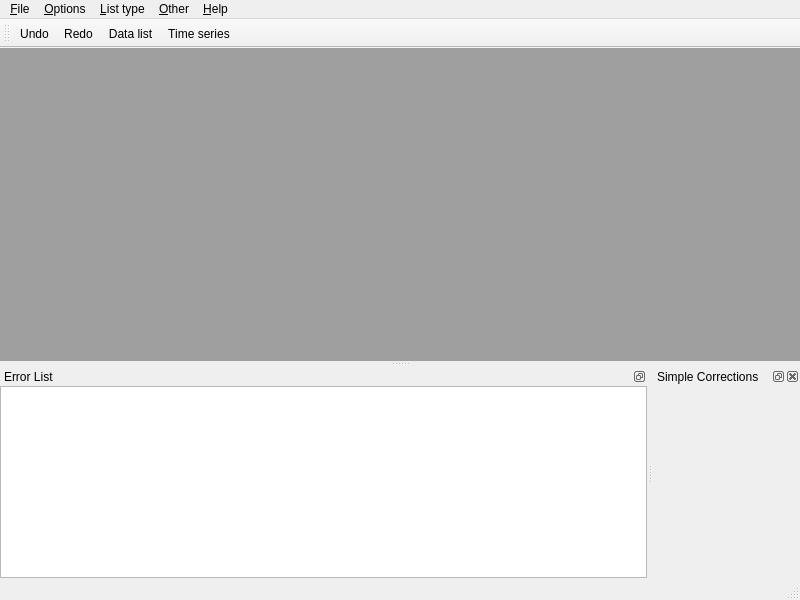
Old version of the form src/mainwindow.ui in the repository metno/kvhqc.
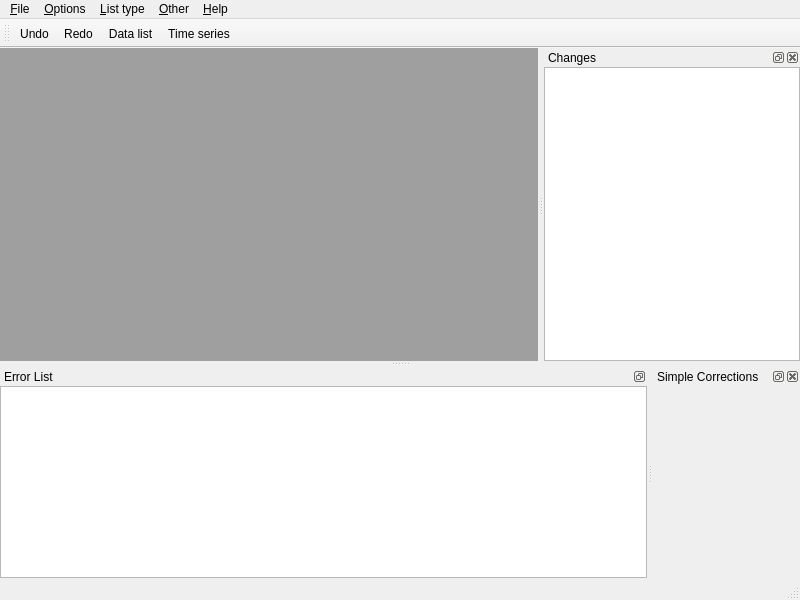
New version of the form. Custom widgets are drawn as their Qt base class.

Commit message: show change history in a tree

```diff
--- a/src/mainwindow.ui
+++ b/src/mainwindow.ui
@@ -154,6 +154,24 @@
    </attribute>
    <widget class="SimpleCorrections" name="simpleCorrrections"/>
   </widget>
+  <widget class="QDockWidget" name="dockHistory">
+   <property name="windowTitle">
+    <string>Changes</string>
+   </property>
+   <attribute name="dockWidgetArea">
+    <number>2</number>
+   </attribute>
+   <widget class="QWidget" name="dockWidgetContents">
+    <layout class="QVBoxLayout" name="verticalLayout_3">
+     <property name="margin">
+      <number>0</number>
+     </property>
+     <item>
+      <widget class="QTreeView" name="treeChanges"/>
+     </item>
+    </layout>
+   </widget>
+  </widget>
   <action name="saveAction">
    <property name="enabled">
     <bool>true</bool>
```
The commit also changes 10 other files.
